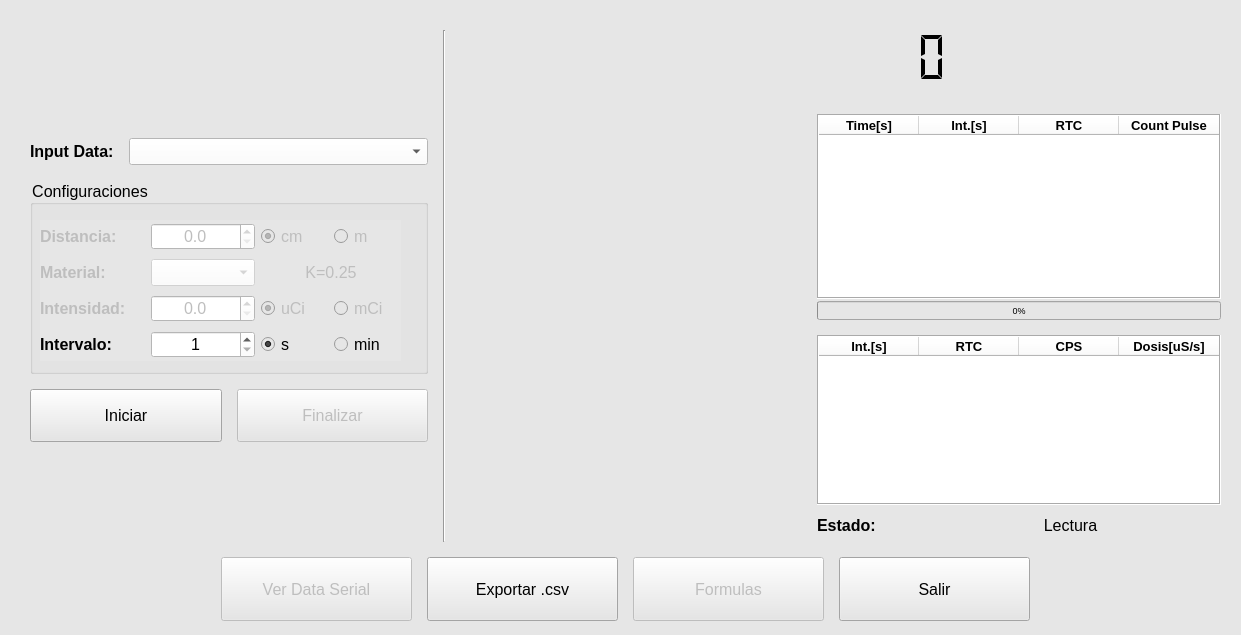
nvargas24/PocketCube, file appv2/Qt/ui_read_bg51.ui: the form before one commit.
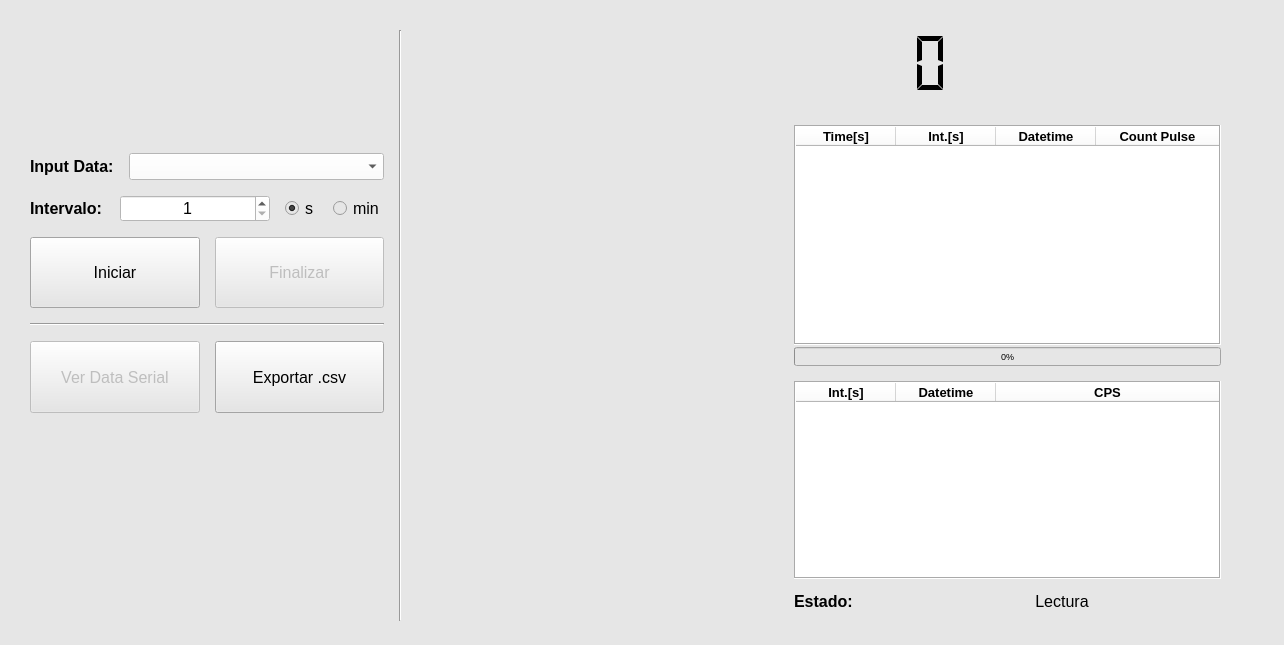
The form after the commit. Icons and pictures are not drawn.

Diff of the .ui file:
```diff
--- a/appv2/Qt/ui_read_bg51.ui
+++ b/appv2/Qt/ui_read_bg51.ui
@@ -6,8 +6,8 @@
    <rect>
     <x>0</x>
     <y>0</y>
-    <width>1241</width>
-    <height>635</height>
+    <width>1284</width>
+    <height>645</height>
    </rect>
   </property>
   <property name="windowTitle">
@@ -26,12 +26,12 @@
       <height>591</height>
      </rect>
     </property>
-    <layout class="QVBoxLayout" name="verticalLayout_8" stretch="8,1">
+    <layout class="QVBoxLayout" name="verticalLayout_8" stretch="8">
      <property name="spacing">
       <number>15</number>
      </property>
      <item>
-      <layout class="QHBoxLayout" name="horizontalLayout_16" stretch="11,1,21">
+      <layout class="QHBoxLayout" name="horizontalLayout_16" stretch="11,1,25">
        <item>
         <layout class="QVBoxLayout" name="verticalLayout" stretch="3,13">
          <item>
@@ -92,7 +92,7 @@
           </layout>
          </item>
          <item>
-          <layout class="QVBoxLayout" name="verticalLayout_3" stretch="2,11,3,4">
+          <layout class="QVBoxLayout" name="verticalLayout_3" stretch="2,2,2,0,2,5">
            <property name="bottomMargin">
             <number>30</number>
            </property>
@@ -135,362 +135,7 @@
             </layout>
            </item>
            <item>
-            <widget class="QGroupBox" name="groupBox">
-             <property name="font">
-              <font>
-               <family>Segoe UI</family>
-               <pointsize>12</pointsize>
-              </font>
-             </property>
-             <property name="title">
-              <string>Configuraciones</string>
-             </property>
-             <widget class="QWidget" name="verticalLayoutWidget_2">
-              <property name="geometry">
-               <rect>
-                <x>10</x>
-                <y>40</y>
-                <width>361</width>
-                <height>141</height>
-               </rect>
-              </property>
-              <property name="font">
-               <font>
-                <family>Segoe UI</family>
-                <pointsize>12</pointsize>
-               </font>
-              </property>
-              <layout class="QVBoxLayout" name="verticalLayout_2" stretch="1,1,1,1">
-               <item>
-                <layout class="QHBoxLayout" name="horizontalLayout_4" stretch="3,3,4">
-                 <item>
-                  <widget class="QLabel" name="label_4">
-                   <property name="enabled">
-                    <bool>false</bool>
-                   </property>
-                   <property name="sizePolicy">
-                    <sizepolicy hsizetype="Expanding" vsizetype="Preferred">
-                     <horstretch>0</horstretch>
-                     <verstretch>0</verstretch>
-                    </sizepolicy>
-                   </property>
-                   <property name="font">
-                    <font>
-                     <family>Segoe UI</family>
-                     <pointsize>12</pointsize>
-                     <weight>75</weight>
-                     <bold>true</bold>
-                    </font>
-                   </property>
-                   <property name="text">
-                    <string>Distancia:</string>
-                   </property>
-                  </widget>
-                 </item>
-                 <item>
-                  <widget class="QDoubleSpinBox" name="sbox_distancia">
-                   <property name="enabled">
-                    <bool>false</bool>
-                   </property>
-                   <property name="sizePolicy">
-                    <sizepolicy hsizetype="Expanding" vsizetype="Fixed">
-                     <horstretch>0</horstretch>
-                     <verstretch>0</verstretch>
-                    </sizepolicy>
-                   </property>
-                   <property name="font">
-                    <font>
-                     <family>Segoe UI</family>
-                     <pointsize>12</pointsize>
-                    </font>
-                   </property>
-                   <property name="styleSheet">
-                    <string notr="true">background-color: rgb(255, 255, 255);</string>
-                   </property>
-                   <property name="alignment">
-                    <set>Qt::AlignCenter</set>
-                   </property>
-                   <property name="showGroupSeparator" stdset="0">
-                    <bool>false</bool>
-                   </property>
-                   <property name="decimals">
-                    <number>1</number>
-                   </property>
-                   <property name="maximum">
-                    <double>100.000000000000000</double>
-                   </property>
-                   <property name="singleStep">
-                    <double>0.100000000000000</double>
-                   </property>
-                   <property name="stepType">
-                    <enum>QAbstractSpinBox::DefaultStepType</enum>
-                   </property>
-                   <property name="value">
-                    <double>0.000000000000000</double>
-                   </property>
-                  </widget>
-                 </item>
-                 <item>
-                  <layout class="QHBoxLayout" name="horizontalLayout_5">
-                   <item>
-                    <widget class="QRadioButton" name="rbtn_cm">
-                     <property name="enabled">
-                      <bool>false</bool>
-                     </property>
-                     <property name="sizePolicy">
-                      <sizepolicy hsizetype="Expanding" vsizetype="Fixed">
-                       <horstretch>0</horstretch>
-                       <verstretch>0</verstretch>
-                      </sizepolicy>
-                     </property>
-                     <property name="font">
-                      <font>
-                       <family>Segoe UI</family>
-                       <pointsize>12</pointsize>
-                      </font>
-                     </property>
-                     <property name="text">
-                      <string>cm</string>
-                     </property>
-                     <property name="checked">
-                      <bool>true</bool>
-                     </property>
-                     <attribute name="buttonGroup">
-                      <string notr="true">buttonGroup</string>
-                     </attribute>
-                    </widget>
-                   </item>
-                   <item>
-                    <widget class="QRadioButton" name="rbtn_m">
-                     <property name="enabled">
-                      <bool>false</bool>
-                     </property>
-                     <property name="sizePolicy">
-                      <sizepolicy hsizetype="Expanding" vsizetype="Fixed">
-                       <horstretch>0</horstretch>
-                       <verstretch>0</verstretch>
-                      </sizepolicy>
-                     </property>
-                     <property name="font">
-                      <font>
-                       <family>Segoe UI</family>
-                       <pointsize>12</pointsize>
-                      </font>
-                     </property>
-                     <property name="text">
-                      <string>m</string>
-                     </property>
-                     <attribute name="buttonGroup">
-                      <string notr="true">buttonGroup</string>
-                     </attribute>
-                    </widget>
-                   </item>
-                  </layout>
-                 </item>
-                </layout>
-               </item>
-               <item>
-                <layout class="QHBoxLayout" name="horizontalLayout" stretch="3,3,4">
-                 <item>
-                  <widget class="QLabel" name="label">
-                   <property name="enabled">
-                    <bool>false</bool>
-                   </property>
-                   <property name="sizePolicy">
-                    <sizepolicy hsizetype="Expanding" vsizetype="Preferred">
-                     <horstretch>0</horstretch>
-                     <verstretch>0</verstretch>
-                    </sizepolicy>
-                   </property>
-                   <property name="font">
-                    <font>
-                     <family>Segoe UI</family>
-                     <pointsize>12</pointsize>
-                     <weight>75</weight>
-                     <bold>true</bold>
-                    </font>
-                   </property>
-                   <property name="text">
-                    <string>Material:</string>
-                   </property>
-                  </widget>
-                 </item>
-                 <item>
-                  <widget class="QComboBox" name="cbox_material">
-                   <property name="enabled">
-                    <bool>false</bool>
-                   </property>
-                   <property name="sizePolicy">
-                    <sizepolicy hsizetype="Expanding" vsizetype="Fixed">
-                     <horstretch>0</horstretch>
-                     <verstretch>0</verstretch>
-                    </sizepolicy>
-                   </property>
-                   <property name="font">
-                    <font>
-                     <family>Segoe UI</family>
-                     <pointsize>12</pointsize>
-                    </font>
-                   </property>
-                   <property name="styleSheet">
-                    <string notr="true">background-color: rgb(255, 255, 255);</string>
-                   </property>
-                  </widget>
-                 </item>
-                 <item>
-                  <widget class="QLabel" name="label_cte_material">
-                   <property name="enabled">
-                    <bool>false</bool>
-                   </property>
-                   <property name="sizePolicy">
-                    <sizepolicy hsizetype="Expanding" vsizetype="Fixed">
-                     <horstretch>0</horstretch>
-                     <verstretch>0</verstretch>
-                    </sizepolicy>
-                   </property>
-                   <property name="font">
-                    <font>
-                     <family>Segoe UI</family>
-                     <pointsize>12</pointsize>
-                    </font>
-                   </property>
-                   <property name="layoutDirection">
-                    <enum>Qt::RightToLeft</enum>
-                   </property>
-                   <property name="text">
-                    <string>K=0.25</string>
-                   </property>
-                   <property name="alignment">
-                    <set>Qt::AlignCenter</set>
-                   </property>
-                  </widget>
-                 </item>
-                </layout>
-               </item>
-               <item>
-                <layout class="QHBoxLayout" name="horizontalLayout_2" stretch="3,3,4">
-                 <item>
-                  <widget class="QLabel" name="label_3">
-                   <property name="enabled">
-                    <bool>false</bool>
-                   </property>
-                   <property name="sizePolicy">
-                    <sizepolicy hsizetype="Expanding" vsizetype="Preferred">
-                     <horstretch>0</horstretch>
-                     <verstretch>0</verstretch>
-                    </sizepolicy>
-                   </property>
-                   <property name="font">
-                    <font>
-                     <family>Segoe UI</family>
-                     <pointsize>12</pointsize>
-                     <weight>75</weight>
-                     <bold>true</bold>
-                    </font>
-                   </property>
-                   <property name="text">
-                    <string>Intensidad:</string>
-                   </property>
-                  </widget>
-                 </item>
-                 <item>
-                  <widget class="QDoubleSpinBox" name="sbox_intensidad">
-                   <property name="enabled">
-                    <bool>false</bool>
-                   </property>
-                   <property name="sizePolicy">
-                    <sizepolicy hsizetype="Expanding" vsizetype="Fixed">
-                     <horstretch>0</horstretch>
-                     <verstretch>0</verstretch>
-                    </sizepolicy>
-                   </property>
-                   <property name="font">
-                    <font>
-                     <family>Segoe UI</family>
-                     <pointsize>12</pointsize>
-                    </font>
-                   </property>
-                   <property name="styleSheet">
-                    <string notr="true">background-color: rgb(255, 255, 255);</string>
-                   </property>
-                   <property name="alignment">
-                    <set>Qt::AlignCenter</set>
-                   </property>
-                   <property name="decimals">
-                    <number>1</number>
-                   </property>
-                   <property name="singleStep">
-                    <double>0.100000000000000</double>
-                   </property>
-                  </widget>
-                 </item>
-                 <item>
-                  <layout class="QHBoxLayout" name="horizontalLayout_3">
-                   <item>
-                    <widget class="QRadioButton" name="rbtn_uci">
-                     <property name="enabled">
-                      <bool>false</bool>
-                     </property>
-                     <property name="sizePolicy">
-                      <sizepolicy hsizetype="Expanding" vsizetype="Fixed">
-                       <horstretch>0</horstretch>
-                       <verstretch>0</verstretch>
-                      </sizepolicy>
-                     </property>
-                     <property name="font">
-                      <font>
-                       <family>Segoe UI</family>
-                       <pointsize>12</pointsize>
-                       <weight>50</weight>
-                       <italic>false</italic>
-                       <bold>false</bold>
-                      </font>
-                     </property>
-                     <property name="styleSheet">
-                      <string notr="true">font: 12pt &quot;Segoe UI&quot;;</string>
-                     </property>
-                     <property name="text">
-                      <string>uCi</string>
-                     </property>
-                     <property name="checked">
-                      <bool>true</bool>
-                     </property>
-                     <attribute name="buttonGroup">
-                      <string notr="true">buttonGroup_2</string>
-                     </attribute>
-                    </widget>
-                   </item>
-                   <item>
-                    <widget class="QRadioButton" name="rbtn_mci">
-                     <property name="enabled">
-                      <bool>false</bool>
-                     </property>
-                     <property name="sizePolicy">
-                      <sizepolicy hsizetype="Expanding" vsizetype="Fixed">
-                       <horstretch>0</horstretch>
-                       <verstretch>0</verstretch>
-                      </sizepolicy>
-                     </property>
-                     <property name="font">
-                      <font>
-                       <family>Segoe UI</family>
-                       <pointsize>12</pointsize>
-                      </font>
-                     </property>
-                     <property name="text">
-                      <string>mCi</string>
-                     </property>
-                     <attribute name="buttonGroup">
-                      <string notr="true">buttonGroup_2</string>
-                     </attribute>
-                    </widget>
-                   </item>
-                  </layout>
-                 </item>
-                </layout>
-               </item>
-               <item>
-                <layout class="QHBoxLayout" name="horizontalLayout_6" stretch="3,3,4">
+            <layout class="QHBoxLayout" name="horizontalLayout_6" stretch="2,4,2">
                  <item>
                   <widget class="QLabel" name="label_5">
                    <property name="sizePolicy">
@@ -596,10 +241,6 @@
                  </item>
                 </layout>
                </item>
-              </layout>
-             </widget>
-            </widget>
-           </item>
            <item>
             <layout class="QHBoxLayout" name="horizontalLayout_8">
              <item>
@@ -645,6 +286,58 @@
              </item>
             </layout>
            </item>
+           <item>
+            <widget class="Line" name="line_2">
+             <property name="orientation">
+              <enum>Qt::Horizontal</enum>
+             </property>
+            </widget>
+           </item>
+           <item>
+            <layout class="QHBoxLayout" name="horizontalLayout">
+             <item>
+              <widget class="QPushButton" name="btn_view_serial">
+               <property name="enabled">
+                <bool>false</bool>
+               </property>
+               <property name="sizePolicy">
+                <sizepolicy hsizetype="Minimum" vsizetype="Expanding">
+                 <horstretch>0</horstretch>
+                 <verstretch>0</verstretch>
+                </sizepolicy>
+               </property>
+               <property name="font">
+                <font>
+                 <family>Segoe UI</family>
+                 <pointsize>12</pointsize>
+                </font>
+               </property>
+               <property name="text">
+                <string>Ver Data Serial</string>
+               </property>
+              </widget>
+             </item>
+             <item>
+              <widget class="QPushButton" name="btn_csv">
+               <property name="sizePolicy">
+                <sizepolicy hsizetype="Minimum" vsizetype="Expanding">
+                 <horstretch>0</horstretch>
+                 <verstretch>0</verstretch>
+                </sizepolicy>
+               </property>
+               <property name="font">
+                <font>
+                 <family>Segoe UI</family>
+                 <pointsize>12</pointsize>
+                </font>
+               </property>
+               <property name="text">
+                <string>Exportar .csv</string>
+               </property>
+              </widget>
+             </item>
+            </layout>
+           </item>
            <item>
             <spacer name="verticalSpacer">
              <property name="orientation">
@@ -857,7 +550,7 @@
                  </column>
                  <column>
                   <property name="text">
-                   <string>RTC</string>
+                   <string>Datetime</string>
                   </property>
                   <property name="font">
                    <font>
@@ -1016,7 +709,7 @@
                </column>
                <column>
                 <property name="text">
-                 <string>RTC</string>
+                 <string>Datetime</string>
                 </property>
                 <property name="font">
                  <font>
@@ -1038,18 +731,6 @@
                  </font>
                 </property>
                </column>
-               <column>
-                <property name="text">
-                 <string>Dosis[uS/s]</string>
-                </property>
-                <property name="font">
-                 <font>
-                  <pointsize>10</pointsize>
-                  <weight>75</weight>
-                  <bold>true</bold>
-                 </font>
-                </property>
-               </column>
               </widget>
              </item>
              <item>
@@ -1095,118 +776,6 @@
        </item>
       </layout>
      </item>
-     <item>
-      <layout class="QHBoxLayout" name="horizontalLayout_10" stretch="1,1,1,1,1,1">
-       <item>
-        <spacer name="horizontalSpacer">
-         <property name="orientation">
-          <enum>Qt::Horizontal</enum>
-         </property>
-         <property name="sizeHint" stdset="0">
-          <size>
-           <width>40</width>
-           <height>20</height>
-          </size>
-         </property>
-        </spacer>
-       </item>
-       <item>
-        <widget class="QPushButton" name="btn_view_serial">
-         <property name="enabled">
-          <bool>false</bool>
-         </property>
-         <property name="sizePolicy">
-          <sizepolicy hsizetype="Minimum" vsizetype="Expanding">
-           <horstretch>0</horstretch>
-           <verstretch>0</verstretch>
-          </sizepolicy>
-         </property>
-         <property name="font">
-          <font>
-           <family>Segoe UI</family>
-           <pointsize>12</pointsize>
-          </font>
-         </property>
-         <property name="text">
-          <string>Ver Data Serial</string>
-         </property>
-        </widget>
-       </item>
-       <item>
-        <widget class="QPushButton" name="btn_csv">
-         <property name="sizePolicy">
-          <sizepolicy hsizetype="Minimum" vsizetype="Expanding">
-           <horstretch>0</horstretch>
-           <verstretch>0</verstretch>
-          </sizepolicy>
-         </property>
-         <property name="font">
-          <font>
-           <family>Segoe UI</family>
-           <pointsize>12</pointsize>
-          </font>
-         </property>
-         <property name="text">
-          <string>Exportar .csv</string>
-         </property>
-        </widget>
-       </item>
-       <item>
-        <widget class="QPushButton" name="btn_formulas">
-         <property name="enabled">
-          <bool>false</bool>
-         </property>
-         <property name="sizePolicy">
-          <sizepolicy hsizetype="Minimum" vsizetype="Expanding">
-           <horstretch>0</horstretch>
-           <verstretch>0</verstretch>
-          </sizepolicy>
-         </property>
-         <property name="font">
-          <font>
-           <family>Segoe UI</family>
-           <pointsize>12</pointsize>
-          </font>
-         </property>
-         <property name="text">
-          <string>Formulas</string>
-         </property>
-        </widget>
-       </item>
-       <item>
-        <widget class="QPushButton" name="btn_exit">
-         <property name="sizePolicy">
-          <sizepolicy hsizetype="Minimum" vsizetype="Expanding">
-           <horstretch>0</horstretch>
-           <verstretch>0</verstretch>
-          </sizepolicy>
-         </property>
-         <property name="font">
-          <font>
-           <family>Segoe UI</family>
-           <pointsize>12</pointsize>
-          </font>
-         </property>
-         <property name="text">
-          <string>Salir</string>
-         </property>
-        </widget>
-       </item>
-       <item>
-        <spacer name="horizontalSpacer_2">
-         <property name="orientation">
-          <enum>Qt::Horizontal</enum>
-         </property>
-         <property name="sizeHint" stdset="0">
-          <size>
-           <width>40</width>
-           <height>20</height>
-          </size>
-         </property>
-        </spacer>
-       </item>
-      </layout>
-     </item>
     </layout>
    </widget>
   </widget>
```
Left out of the diff: 2 changed lines with no effect on the pictures. Lines whose indentation alone changed are shown as unchanged.
